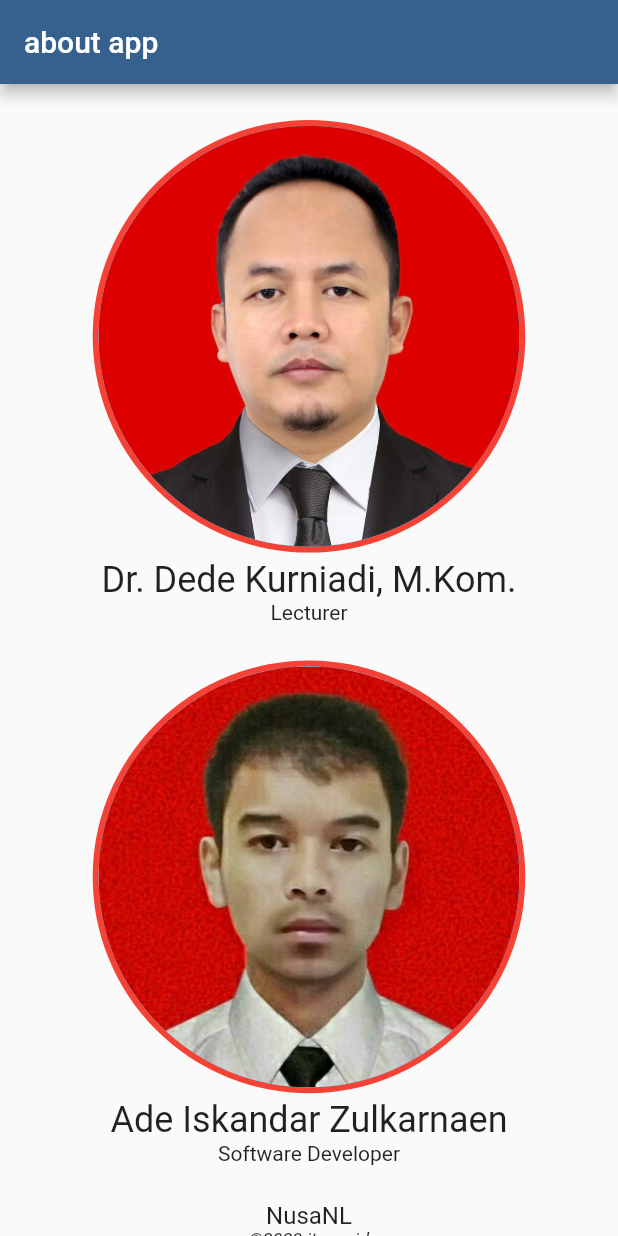
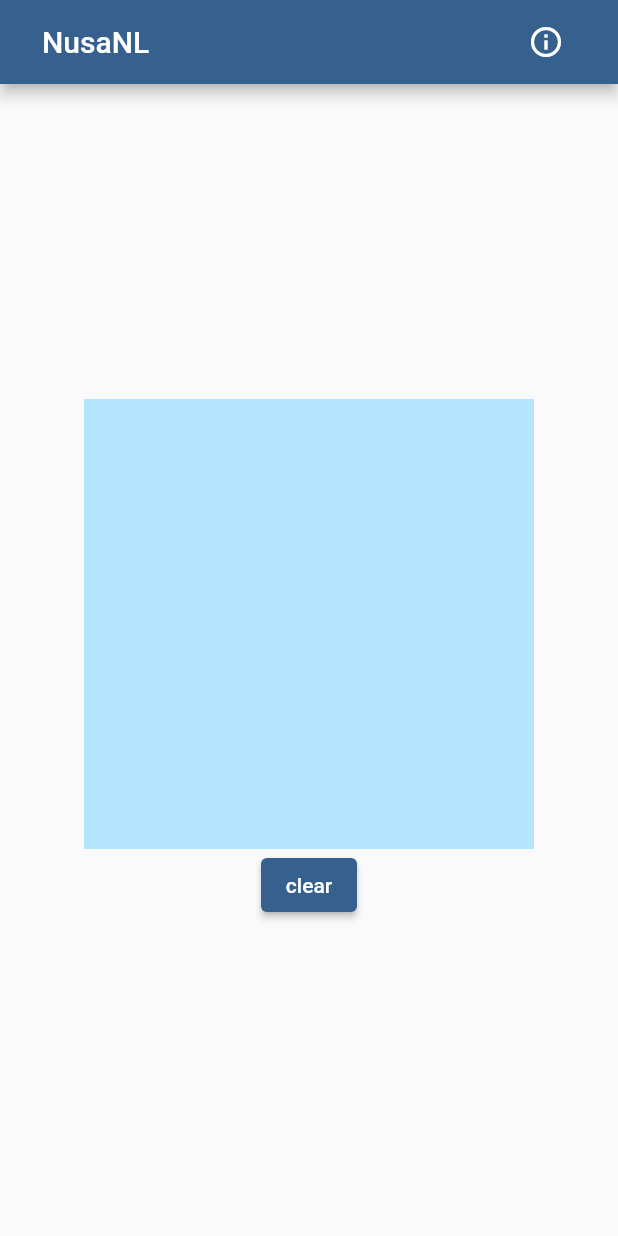
Before and after one commit to adeiskandarzulkarnaen/NusaNL-Flutter, a Flutter app: the screen it shows after launch, on a phone screen of 412 x 824 dp. Run offline on Flutter 3.47's test engine with Material 3 defaults, Android fonts, the phone set to English and light mode, and no system bars; drawn by our look-alikes of signature; our stand-ins replace webview_flutter; missing offline and left inert: flutter_tflite.

Commit message:
fix canvas image recognition

```diff
--- /dev/null
+++ b/assets/models/labels_satuduatiga.txt
@@ -0,0 +1,3 @@
+Class_1
+Class_2
+Class_3
--- /dev/null
+++ b/lib/configs/tflite_config.dart
@@ -0,0 +1,8 @@
+
+
+class TfLiteConfig {
+  static const String tfliteAssetModel = "assets/models/model_satuduatiga.tflite";
+  static const String tfliteAssetLabels = "assets/models/labels_satuduatiga.txt";
+  static const int tfliteInputWidth = 224;
+  static const int tfliteInputHeight = 224;
+}
--- a/lib/main.dart
+++ b/lib/main.dart
@@ -1,5 +1,7 @@
 import 'package:flutter/material.dart';
-import 'package:nusanl/views/about_screen.dart';
+import 'package:nusanl/views/drawing_screen/drawing_screen.dart';
+
+
 void main() {
   runApp(const NusaNL());
 }
@@ -15,7 +17,7 @@ class NusaNL extends StatelessWidget {
         useMaterial3: false,
         colorScheme: ColorScheme.fromSeed(seedColor: Colors.blue),
       ),
-      home: const AboutScreen(),
+      home: const DrawingScreen(),
     );
   }
 }
--- a/lib/views/about_screen.dart
+++ /dev/null
@@ -1,137 +0,0 @@
-import 'package:flutter/material.dart';
-
-class AboutScreen extends StatelessWidget {
-  const AboutScreen({super.key});
-
-  @override
-  Widget build(BuildContext context) {
-    return Scaffold(
-      appBar: AppBar(
-        title: const Text("about app"),
-      ),
-      body: LayoutBuilder(
-        builder: (context, constraints) {
-          double imageCardWidth = constraints.maxWidth * 0.7;
-
-          if (constraints.maxWidth >= 800) {
-            imageCardWidth = constraints.maxWidth * 0.3;
-          } else if (constraints.maxWidth >= 600) {
-            imageCardWidth = constraints.maxWidth * 0.5;
-          }
-
-          return SingleChildScrollView(
-            child: Center(
-              child: Column(
-                mainAxisAlignment: MainAxisAlignment.spaceBetween,
-                children: [
-                  DeveloperCard(
-                    name: 'Dr. Dede Kurniadi, M.Kom.',
-                    role: 'Lecturer',
-                    imageAsset: 'assets/images/drdedekurniadi.jpeg',
-                    imageWidth: imageCardWidth,
-                  ),
-                  DeveloperCard(
-                    name: 'Ade Iskandar Zulkarnaen',
-                    role: 'Software Developer',
-                    imageAsset: 'assets/images/adeiskandar.jpg',
-                    imageWidth: imageCardWidth,
-                  ),
-                  const CopyrightCard(appName: 'NusaNL', copyRight: '©2023 itg.ac.id'),
-                ],
-              ),
-            ),
-          );
-        },
-      ),
-    );
-  }
-}
-
-class DeveloperCard extends StatelessWidget {
-  final String name;
-  final String role;
-  final String imageAsset;
-  final double imageWidth;
-
-  const DeveloperCard({
-    super.key,
-    required this.name,
-    required this.role,
-    required this.imageAsset,
-    required this.imageWidth,
-  });
-
-  @override
-  Widget build(BuildContext context) {
-    return Column(
-      mainAxisAlignment: MainAxisAlignment.start,
-      children: <Widget>[
-        Container(
-          width: imageWidth,
-          // padding: const EdgeInsets.all(4),
-          margin: const EdgeInsets.only(top: 24, bottom: 4),
-          decoration: BoxDecoration(
-            shape: BoxShape.circle,
-            border: Border.all(
-              color: Colors.red,
-              width: 4,
-            ),
-          ),
-          child: AspectRatio(
-            aspectRatio: 1 / 1,
-            child: CircleAvatar(
-              backgroundImage: AssetImage(
-                imageAsset,
-              ),
-            ),
-          ),
-        ),
-        Text(name, style: const TextStyle(fontSize: 24)),
-        Text(role, style: const TextStyle(fontSize: 14)),
-      ]
-    );
-  }
-}
-
-class CopyrightCard extends StatelessWidget {
-  final String appName;
-  final String copyRight;
-
-  const CopyrightCard({
-    super.key,
-    required this.appName,
-    required this.copyRight
-  });
-
-  @override
-  Widget build(BuildContext context) {
-    return Container(
-      padding: const EdgeInsets.only(top: 24, bottom: 8),
-      color: Colors.transparent,
-      child: Column(
-        mainAxisAlignment: MainAxisAlignment.center,
-        mainAxisSize: MainAxisSize.min,
-        children: [
-          Text(
-            appName,
-            style: const TextStyle(
-              // color: Colors.grey,
-              fontSize: 16.0,
-              fontStyle: FontStyle.normal,
-            ),
-            textAlign: TextAlign.center,
-          ),
-          Text(
-            copyRight,
-            style: const TextStyle(
-              // color: Colors.grey,
-              fontSize: 12.0,
-              fontStyle: FontStyle.italic,
-            ),
-            textAlign: TextAlign.center,
-          ),
-        ],
-      ),
-    );
-  }
-}
--- /dev/null
+++ b/lib/views/drawing_screen/drawing_screen.dart
@@ -0,0 +1,143 @@
+import 'dart:developer';
+import 'dart:io';
+import 'dart:typed_data';
+
+import 'package:flutter/material.dart';
+import 'package:flutter_tflite/flutter_tflite.dart';
+import 'package:signature/signature.dart';
+
+import 'package:nusanl/utils/image.dart';
+import 'package:nusanl/utils/tflite.dart';
+import 'package:nusanl/configs/tflite_config.dart';
+import 'package:nusanl/views/about_screen/about_screen.dart';
+
+
+class DrawingScreen extends StatefulWidget {
+  const DrawingScreen({super.key});
+
+  @override
+  State<DrawingScreen> createState() => _DrawingScreenState();
+}
+
+class _DrawingScreenState extends State<DrawingScreen> {
+  String? label;
+  double? confidence;
+
+  final SignatureController _signatureController = SignatureController(
+    penStrokeWidth: 3.0,
+    penColor: Colors.black,
+    exportBackgroundColor: Colors.black,
+    exportPenColor: Colors.white,
+    // onDrawEnd: ()  => log("do anything"),
+  );
+
+  @override
+  void initState() {
+    super.initState();
+
+    Tflite.close();
+    Tflite.loadModel(
+      model: TfLiteConfig.tfliteAssetModel,
+      labels: TfLiteConfig.tfliteAssetLabels,
+      numThreads: 1,
+      isAsset: true,
+      useGpuDelegate: false,
+    ).then((value) => log(value!)); // todo: remove this debug
+
+    _signatureController.onDrawEnd = () {
+      recognizeCanvasImage();
+      log("merecognize gambar"); // todo: remove this debug
+    };
+  }
+
+  @override
+  void dispose() {
+    _signatureController.dispose();
+    Tflite.close();
+    super.dispose();
+  }
+
+  @override
+  Widget build(BuildContext context) {
+    return Scaffold(
+      appBar: AppBar(
+        title: const Padding(
+          padding: EdgeInsets.only(left: 12.0),
+          child: Text("NusaNL"),
+        ),
+        actions: <Widget>[
+          Padding(
+            padding: const EdgeInsets.only(
+              right: 24.0,
+            ),
+            child: IconButton(
+              onPressed: () {
+                Navigator.push(context, MaterialPageRoute(builder: (context) {
+                  return const AboutScreen();
+                }));
+              },
+              icon: const Icon(Icons.info_outline)
+            ),
+          ),
+        ],
+      ),
+      body: Center(
+        child: Column(
+          mainAxisAlignment: MainAxisAlignment.center,
+          children: [
+            if (label != null && confidence != null)
+              Text("lable: $label, confidence: ${confidence?.toStringAsFixed(2)}%"),
+            Signature(
+              controller: _signatureController,
+              width: 300,  // width canvas
+              height: 300, // height canvas
+              backgroundColor: Colors.lightBlue[100]!,
+            ),
+            const SizedBox(width: 20),
+            ElevatedButton(
+              onPressed: () {
+                setState(() {
+                  _signatureController.clear();
+                });
+              },
+              child: const Text("clear")
+            ),
+          ],
+        ),
+      ),
+    );
+  }
+
+  Future<void> recognizeCanvasImage() async {
+    // Export the canvas image to PNG bytes
+    Uint8List? exportedCanvasImage = await _signatureController.toPngBytes(
+      width: 300, // todo: samakan dengan Signature() widget
+      height: 300, // todo: samakan dengan Signature() widget
+    );
+
+    if (exportedCanvasImage == null) return;
+
+    // Resize the exported image
+    Uint8List? resizedImage = resizedPngImage(
+      imageData: exportedCanvasImage,
+      newWidth: TfLiteConfig.tfliteInputWidth,
+      newHeight: TfLiteConfig.tfliteInputHeight,
+    );
+
+    if(resizedImage == null) return;
+
+    // Convert the resized image to a file
+    File resizedImageFile = await convertUint8ListToFile(bytesData: resizedImage);
+
+    // Recognize the image from the file
+    List? recognitionResult = await recognizeImageOnFile(imageFile: resizedImageFile);
+
+    if (recognitionResult != null && recognitionResult.isNotEmpty) {
+      setState(() {
+        label = recognitionResult[0]['label'];
+        confidence = (recognitionResult[0]['confidence'] * 100);
+      });
+    }
+  }
+
+}
--- a/pubspec.yaml
+++ b/pubspec.yaml
@@ -1,5 +1,5 @@
 name: nusanl
-description: "A new Flutter project."
+description: "NusaNL"
 publish_to: 'none'
 
 version: 1.0.0+1
```
Also changed, not shown: analysis_options.yaml (+5 -22 lines), lib/tfutils.dart (deleted, +0 -33 lines), lib/utils/image.dart (added, +37 -0 lines), lib/utils/tflite.dart (added, +15 -0 lines), lib/views/about_screen/about_screen.dart (added, +50 -0 lines), lib/views/about_screen/components/copyright_card.dart (added, +45 -0 lines), lib/views/about_screen/components/developer_card.dart (added, +48 -0 lines), lib/views/webview_screen/webview_screen.dart (renamed from lib/views/webview_screen.dart), 2 other files.
